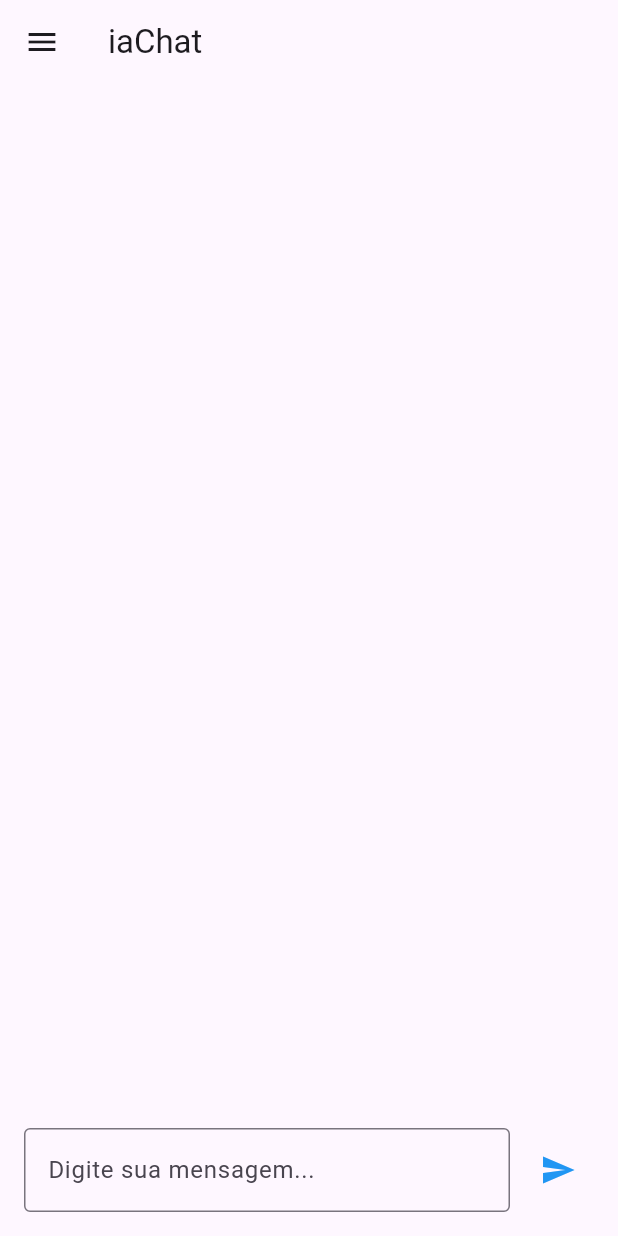
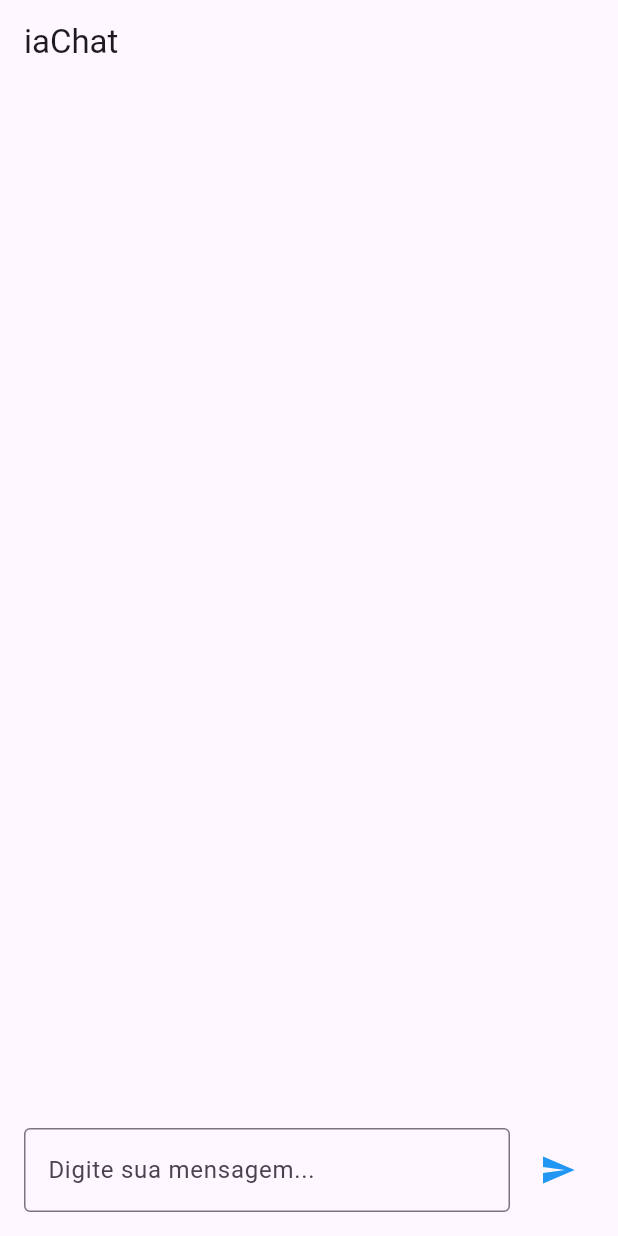
Before and after one commit to MatheusSilveira0402/iachat, a Flutter app: the screen it shows after launch, on a phone screen of 412 x 824 dp. Run offline on Flutter 3.47's test engine with Material 3 defaults, Android fonts, the phone set to English and light mode, and no system bars.

```diff
--- a/ia_chat/lib/screens/home_page.dart
+++ b/ia_chat/lib/screens/home_page.dart
@@ -11,30 +11,7 @@ class HomePage extends StatelessWidget {
 
     return Scaffold(
       appBar: AppBar(title: Text('iaChat')),
-      drawer: _buildDrawer(),
       body: _buildBody(provider),
-    );
-  }
-
-  Widget _buildDrawer() {
-    return Drawer(
-      child: ListView(
-        padding: EdgeInsets.zero,
-        children: [
-          DrawerHeader(
-            decoration: BoxDecoration(color: Colors.blue),
-            child: Text('Menu', style: TextStyle(color: Colors.white, fontSize: 24)),
-          ),
-          ListTile(
-            title: Text('Opção 1'),
-            onTap: () {},
-          ),
-          ListTile(
-            title: Text('Opção 2'),
-            onTap: () {},
-          ),
-        ],
-      ),
     );
   }
 
```
